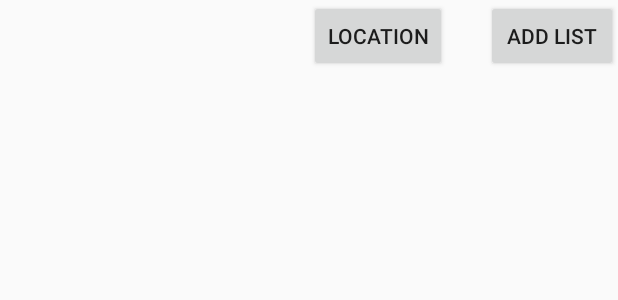
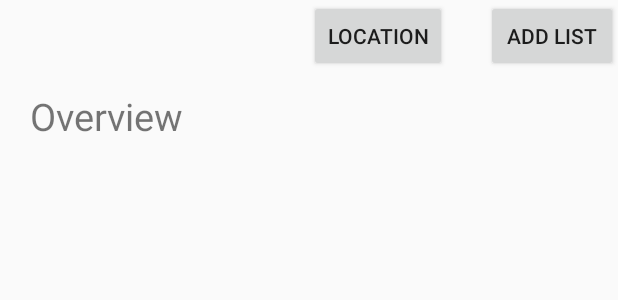
Before and after one commit to Lander37/Grocery-Helper, an Android app: the layout activity_cart.xml on its own in the app's theme, with its tools: preview values and no code run, on a phone screen of 412 x 824 dp. Shown: the top 300 px of the screen. Run offline under Robolectric (Android 15) with nearby library versions, the phone set to English and light mode, and no system bars.

Commit message:
some rearrangements

```diff
--- a/app/src/main/AndroidManifest.xml
+++ b/app/src/main/AndroidManifest.xml
@@ -8,16 +8,16 @@
         android:label="@string/app_name"
         android:supportsRtl="true"
         android:theme="@style/AppTheme">
-        <activity android:name=".MainActivity">
+        <activity android:name=".ui.MainActivity">
             <intent-filter>
                 <action android:name="android.intent.action.MAIN" />
 
                 <category android:name="android.intent.category.LAUNCHER" />
             </intent-filter>
         </activity>
-        <activity android:name=".DisplayMessageActivity" />
+        <activity android:name=".ui.DisplayMessageActivity" />
         <activity
-            android:name=".CreateProfileActivity"
+            android:name=".ui.CreateProfileActivity"
             android:label="@string/title_activity_create_profile"
             android:theme="@style/AppTheme.NoActionBar" />
         <activity
--- a/app/src/main/java/com/example/myfirstapp/mgr/GroceryManager.java
+++ b/app/src/main/java/com/example/myfirstapp/mgr/GroceryManager.java
@@ -3,13 +3,10 @@ package com.example.myfirstapp.mgr;
 import com.example.myfirstapp.classes.GroceryList;
 import com.example.myfirstapp.classes.Product;
 
-import com.example.myfirstapp.classes.Profile;
-import com.example.myfirstapp.classes.Supermarket;
-import com.example.myfirstapp.GroceryUI;
+import com.example.myfirstapp.ui.GroceryUI;
 
 import java.util.ArrayList;
 import java.util.Collections;
-import java.util.Date;
 
 
 /**
--- a/app/src/main/java/com/example/myfirstapp/DisplayMessageActivity.java
+++ b/app/src/main/java/com/example/myfirstapp/ui/DisplayMessageActivity.java
@@ -1,10 +1,12 @@
-package com.example.myfirstapp;
+package com.example.myfirstapp.ui;
 
 import android.content.Intent;
 import android.support.v7.app.AppCompatActivity;
 import android.os.Bundle;
 import android.view.ViewGroup;
 import android.widget.TextView;
+
+import com.example.myfirstapp.R;
 
 public class DisplayMessageActivity extends AppCompatActivity {
 
--- a/app/src/main/res/layout/activity_cart.xml
+++ b/app/src/main/res/layout/activity_cart.xml
@@ -26,7 +26,7 @@
         app:layout_anchorGravity="top|right" />
 
     <Button
-        android:id="@+id/button5"
+        android:id="@+id/LocationC"
         android:layout_width="wrap_content"
         android:layout_height="wrap_content"
         android:layout_gravity="bottom|right"
@@ -34,72 +34,28 @@
         app:layout_anchor="@+id/include2"
         app:layout_anchorGravity="top|center_horizontal" />
 
+    <GridView
+        android:id="@+id/GridC"
+        android:layout_width="match_parent"
+        android:layout_height="400dp"
+        android:layout_marginTop="100dp" />
+
+    <TextSwitcher
+        android:layout_width="match_parent"
+        android:layout_height="match_parent" >
+
+        <TextView
+            android:id="@+id/textView3"
+            android:layout_marginTop="60dp"
+            android:layout_marginLeft="20dp"
+            android:layout_marginStart="20dp"
+            android:layout_width="match_parent"
+            android:layout_height="40dp"
+            android:text="Overview"
+            android:textSize="25sp" />
 
 
-    <TabWidget
-        android:id="@android:id/tabs"
-        android:layout_width="match_parent"
-        android:layout_height="wrap_content" />
-
-    <TabHost
-        android:layout_width="match_parent"
-        android:layout_height="match_parent"
-        android:layout_marginTop="80dp"
-        android:layout_marginLeft="20dp"
-        android:layout_marginRight="20dp"
-        android:layout_marginBottom="100dp">
+    </TextSwitcher>
 
 
-            <FrameLayout
-                android:id="@android:id/tabcontent"
-                android:layout_width="match_parent"
-                android:layout_height="match_parent">
-
-                <LinearLayout
-                    android:id="@+id/overview"
-                    android:layout_width="match_parent"
-                    android:layout_height="match_parent"
-                    android:orientation="vertical">
-
-
-                        <TabWidget
-                            android:id="@android:id/tabs"
-                            android:layout_width="match_parent"
-                            android:layout_height="wrap_content"/>
-
-                        <ListView
-                            android:layout_width="match_parent"
-                            android:layout_height="match_parent"/>
-                </LinearLayout>
-
-                <LinearLayout
-                    android:id="@+id/List1"
-                    android:layout_width="match_parent"
-                    android:layout_height="match_parent"
-                    android:orientation="vertical">
-
-                        <TabWidget
-                            android:id="@android:id/tabs"
-                            android:layout_width="match_parent"
-                            android:layout_height="wrap_content" />
-
-
-                </LinearLayout>
-
-                <LinearLayout
-                    android:id="@+id/List2"
-                    android:layout_width="match_parent"
-                    android:layout_height="match_parent"
-                    android:orientation="vertical">
-
-                        <TabWidget
-                            android:id="@android:id/tabs"
-                            android:layout_width="match_parent"
-                            android:layout_height="wrap_content" />
-
-                </LinearLayout>
-            </FrameLayout>
-
-    </TabHost>
-
 </android.support.design.widget.CoordinatorLayout>
--- a/app/src/main/res/layout/activity_create_profile.xml
+++ b/app/src/main/res/layout/activity_create_profile.xml
@@ -4,7 +4,7 @@
     xmlns:tools="http://schemas.android.com/tools"
     android:layout_width="match_parent"
     android:layout_height="match_parent"
-    tools:context="com.example.myfirstapp.CreateProfileActivity">
+    tools:context="com.example.myfirstapp.ui.CreateProfileActivity">
 
     <android.support.design.widget.AppBarLayout
         android:layout_width="match_parent"
--- a/app/src/main/res/layout/activity_display_message.xml
+++ b/app/src/main/res/layout/activity_display_message.xml
@@ -8,6 +8,6 @@
     android:paddingLeft="@dimen/activity_horizontal_margin"
     android:paddingRight="@dimen/activity_horizontal_margin"
     android:paddingTop="@dimen/activity_vertical_margin"
-    tools:context="com.example.myfirstapp.DisplayMessageActivity">
+    tools:context="com.example.myfirstapp.ui.DisplayMessageActivity">
 
 </RelativeLayout>
--- a/app/src/main/res/layout/activity_grocery_ui.xml
+++ b/app/src/main/res/layout/activity_grocery_ui.xml
@@ -4,7 +4,7 @@
     xmlns:tools="http://schemas.android.com/tools"
     android:layout_width="match_parent"
     android:layout_height="match_parent"
-    tools:context="com.example.myfirstapp.GroceryUI"
+    tools:context="com.example.myfirstapp.ui.GroceryUI"
     android:orientation="horizontal">
 
     <LinearLayout
--- a/app/src/main/res/layout/activity_main.xml
+++ b/app/src/main/res/layout/activity_main.xml
@@ -9,8 +9,10 @@
 
 
     <Button
+        android:layout_marginTop="250dp"
+        android:layout_marginLeft="50dp"
         android:id="@+id/createProfile"
         android:layout_width="wrap_content"
         android:layout_height="wrap_content"
-        android:text="create profile" />
+        android:text="New User" />
 </LinearLayout>
--- a/app/src/main/res/layout/content_create_profile.xml
+++ b/app/src/main/res/layout/content_create_profile.xml
@@ -5,7 +5,7 @@
     android:layout_width="match_parent"
     android:layout_height="match_parent"
     app:layout_behavior="@string/appbar_scrolling_view_behavior"
-    tools:context="com.example.myfirstapp.CreateProfileActivity"
+    tools:context="com.example.myfirstapp.ui.CreateProfileActivity"
     tools:showIn="@layout/activity_create_profile">
 
 </android.support.constraint.ConstraintLayout>
--- a/app/src/main/res/layout/content_grocery_ui.xml
+++ b/app/src/main/res/layout/content_grocery_ui.xml
@@ -4,7 +4,7 @@
     xmlns:tools="http://schemas.android.com/tools"
     android:layout_width="match_parent"
     android:layout_height="match_parent"
-    tools:context="com.example.myfirstapp.GroceryUI"
+    tools:context="com.example.myfirstapp.ui.GroceryUI"
     tools:showIn="@layout/activity_grocery_ui">
     <!-- app:layout_behavior="@string/appbar_scrolling_view_behavior" -->
 
```
Also changed, not shown: app/src/main/java/com/example/myfirstapp/GroceryUI.java (deleted, +0 -53 lines), app/src/main/java/com/example/myfirstapp/ui/CartActivity.java (+15 -4 lines), app/src/main/java/com/example/myfirstapp/ui/CreateProfileActivity.java (renamed from app/src/main/java/com/example/myfirstapp/CreateProfileActivity.java, +11 -3 lines), app/src/main/java/com/example/myfirstapp/ui/GroceryUI.java (+43 -7 lines), app/src/main/java/com/example/myfirstapp/ui/MainActivity.java (renamed from app/src/main/java/com/example/myfirstapp/MainActivity.java, +4 -5 lines).
